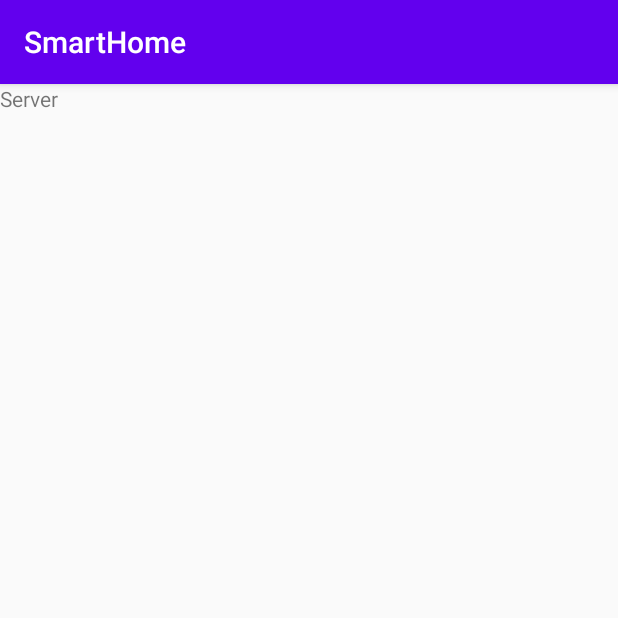
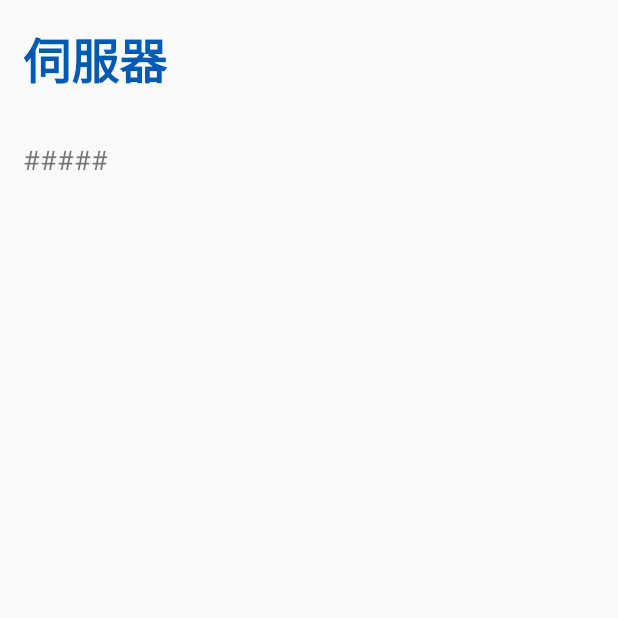
Before and after one commit to okh8609/SmartHome, an Android app: the screen it shows after launch (MainActivity), after a tap on "伺服器", on a phone screen of 412 x 824 dp, the top half of it. Run offline under Robolectric (Android 15) with nearby library versions, the phone set to English and light mode, and no system bars.

```diff
--- a/app/src/main/java/com/example/smarthome/MainActivity.java
+++ b/app/src/main/java/com/example/smarthome/MainActivity.java
@@ -1,18 +1,30 @@
 package com.example.smarthome;
 
 import androidx.appcompat.app.AppCompatActivity;
+import androidx.core.app.ActivityCompat;
 import androidx.fragment.app.FragmentManager;
 import androidx.fragment.app.FragmentTransaction;
 
+import android.Manifest;
+import android.content.pm.PackageManager;
 import android.os.Bundle;
 import android.os.StrictMode;
+import android.view.Window;
 
 public class MainActivity extends AppCompatActivity {
+
+    private static final int MY_PERMISSIONS_REQUEST_RECEIVE_SMS = 80;
+    private static final int MY_PERMISSIONS_REQUEST_SEND_SMS = 88;
+
 
     @Override
     protected void onCreate(Bundle savedInstanceState) {
         super.onCreate(savedInstanceState);
         setContentView(R.layout.main_activity);
+
+        getSupportActionBar().hide(); //hide the title bar
+
+        checkSmsPermission();
 
         //允許執行緒從網路下載
         StrictMode.ThreadPolicy policy = new StrictMode.ThreadPolicy.Builder().permitAll().build();
@@ -23,4 +35,23 @@ public class MainActivity extends AppCompatActivity {
         fragmentTransaction.add(R.id.fragment, MainFragment.newInstance());
         fragmentTransaction.commit();
     }
+
+    private void checkSmsPermission() {
+        // 尚未授予權限。 使用requestPermissions（）。
+        // MY_PERMISSIONS_REQUEST_RECEIVE_SMS是一個應用程序定義的int常量。
+        // 回調方法獲取請求的結果。
+
+        if (ActivityCompat.checkSelfPermission(this,
+                Manifest.permission.RECEIVE_SMS) != PackageManager.PERMISSION_GRANTED) {
+            ActivityCompat.requestPermissions(this,
+                    new String[]{Manifest.permission.RECEIVE_SMS},
+                    MY_PERMISSIONS_REQUEST_RECEIVE_SMS);
+        }
+        if (ActivityCompat.checkSelfPermission(this,
+                Manifest.permission.SEND_SMS) != PackageManager.PERMISSION_GRANTED) {
+            ActivityCompat.requestPermissions(this,
+                    new String[]{Manifest.permission.SEND_SMS},
+                    MY_PERMISSIONS_REQUEST_SEND_SMS);
+        }
+    }
 }
--- a/app/src/main/res/layout/server_fragment.xml
+++ b/app/src/main/res/layout/server_fragment.xml
@@ -5,9 +5,35 @@
     android:layout_height="match_parent"
     tools:context=".MainFragment">
 
+
     <TextView
-        android:id="@+id/textView2"
+        android:id="@+id/server_title"
         android:layout_width="wrap_content"
         android:layout_height="wrap_content"
-        android:text="Server" />
+        android:padding="15dp"
+        android:text="伺服器"
+        android:textColor="#005AB5"
+        android:textSize="32dp"
+        android:textStyle="bold" />
+
+    <ScrollView
+        android:layout_width="match_parent"
+        android:layout_below="@+id/server_title"
+        android:layout_height="match_parent">
+
+        <LinearLayout
+            android:layout_width="match_parent"
+            android:layout_height="wrap_content"
+            android:orientation="vertical" >
+
+            <TextView
+                android:id="@+id/server_log"
+                android:layout_width="wrap_content"
+                android:layout_height="wrap_content"
+                android:padding="15dp"
+                android:text="#####"
+                android:textSize="18dp" />
+        </LinearLayout>
+    </ScrollView>
+
 </RelativeLayout>
--- /dev/null
+++ b/app/src/main/res/xml/network_security_config.xml
@@ -0,0 +1,4 @@
+<?xml version="1.0" encoding="utf-8"?>
+<network-security-config>
+    <base-config cleartextTrafficPermitted="true" />
+</network-security-config>
```
Also changed, not shown: app/src/main/AndroidManifest.xml (+12 -1 lines), app/src/main/java/com/example/smarthome/SmsReceiver.java (added, +40 -0 lines), app/src/main/res/layout/client_fragment.xml (+6 -2 lines).
